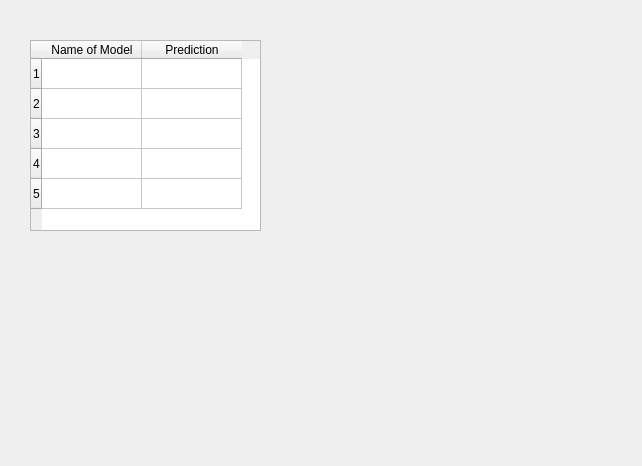
Above: CompareModels.ui from maximlapitan/qt_based_recommendation_app before the change. Below: the same form after it.
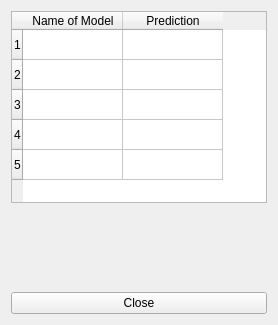
That is the form after the change.

Commit message: resize elements on window resize

```diff
--- a/CompareModels.ui
+++ b/CompareModels.ui
@@ -6,22 +6,18 @@
    <rect>
     <x>0</x>
     <y>0</y>
-    <width>642</width>
-    <height>466</height>
+    <width>278</width>
+    <height>325</height>
    </rect>
   </property>
   <property name="windowTitle">
    <string>BET</string>
   </property>
+  <layout class="QGridLayout" name="gridLayout_4">
+   <item row="0" column="0">
+    <layout class="QVBoxLayout" name="verticalLayout">
+     <item>
   <widget class="QTableWidget" name="QTable_comparison_models">
-   <property name="geometry">
-    <rect>
-     <x>30</x>
-     <y>40</y>
-     <width>231</width>
-     <height>191</height>
-    </rect>
-   </property>
    <row/>
    <row/>
    <row/>
@@ -88,6 +84,30 @@
     </property>
    </item>
   </widget>
+     </item>
+     <item>
+      <spacer name="verticalSpacer">
+       <property name="orientation">
+        <enum>Qt::Vertical</enum>
+       </property>
+       <property name="sizeHint" stdset="0">
+        <size>
+         <width>20</width>
+         <height>40</height>
+        </size>
+       </property>
+      </spacer>
+     </item>
+     <item>
+      <widget class="QPushButton" name="button_close_compare_form">
+       <property name="text">
+        <string>Close</string>
+       </property>
+      </widget>
+     </item>
+    </layout>
+   </item>
+  </layout>
  </widget>
  <resources/>
  <connections/>
```
Lines whose indentation alone changed are shown as unchanged. The commit also changes 3 other files.
